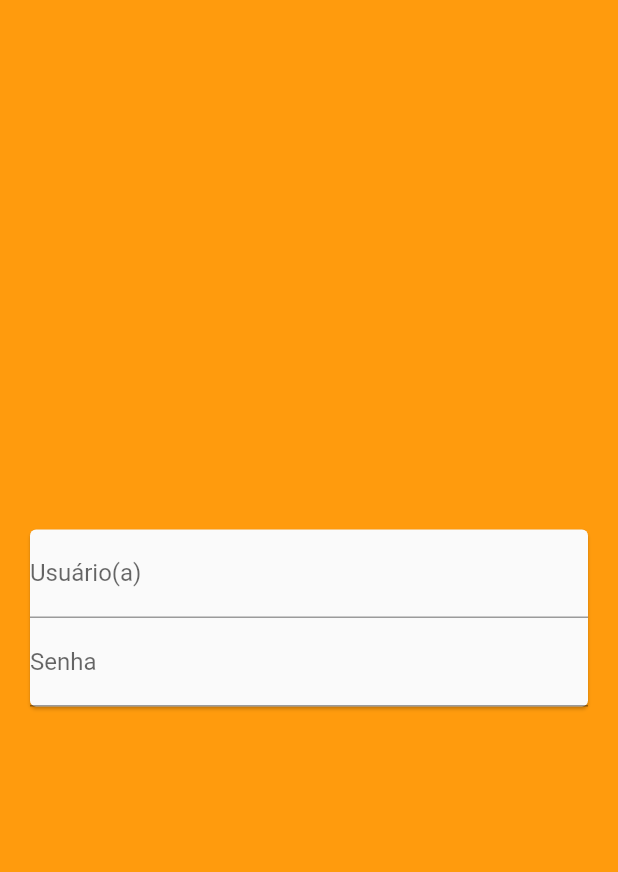
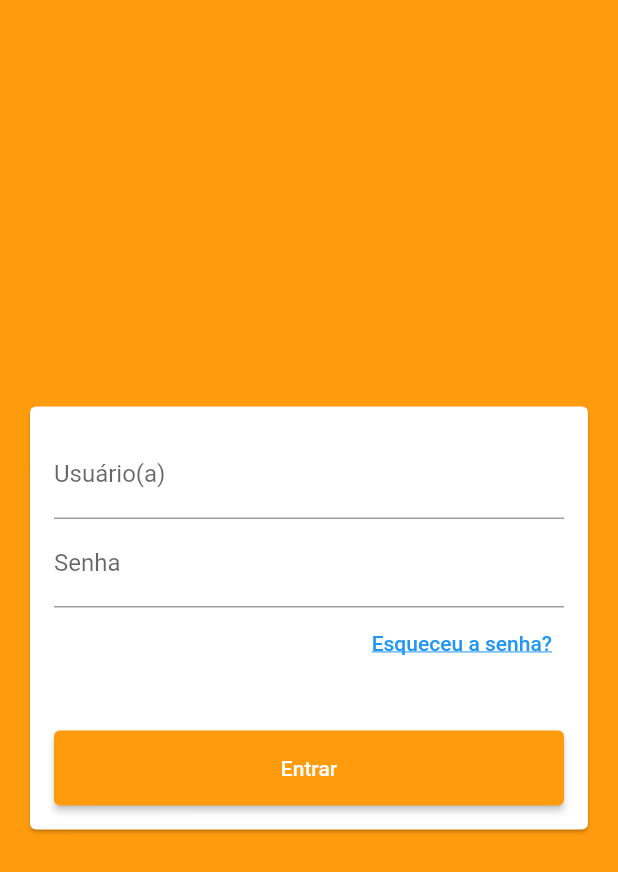
Before and after one commit to Kelvisck/PatoBurguer, a Flutter app: the logPage screen opened directly, on a phone screen of 412 x 824 dp. Shown: the top 872 px of the screen. Run offline on Flutter 3.47's test engine with Material 2 defaults, Android fonts, the phone set to English and light mode, and no system bars; our stand-ins replace google_sign_in.

Commit message:
feat: adicionado botões da tela de login

```diff
--- a/lib/main.dart
+++ b/lib/main.dart
@@ -2,6 +2,7 @@ import 'package:flutter/material.dart';
 import 'package:pato_burguer/TelaLog.dart';
 import 'package:pato_burguer/adm_page.dart';
 import 'package:pato_burguer/log_page.dart';
+import 'package:google_sign_in/google_sign_in.dart';
 
 void main() {
   runApp(const MyApp());
@@ -15,7 +16,7 @@ class MyApp extends StatelessWidget {
     Color minhaCor = const Color(0xFF9B0D);
     return MaterialApp(
       title: "testando",
-      home: AdmPage(),
+      home: logPage(),
     );
   }
 }
--- a/lib/telaLog.dart
+++ b/lib/telaLog.dart
@@ -1,30 +1,65 @@
 import 'package:flutter/material.dart';
 import 'package:google_sign_in/google_sign_in.dart';
+import 'package:pato_burguer/assets/constantes.dart';
 
 GoogleSignIn _googleSignIn = GoogleSignIn(
-              scopes:[
-              'email',
-              'https://www.googleapis.com/auth/contacts.readonly'],
+  scopes: ['email', 'https://www.googleapis.com/auth/contacts.readonly'],
 );
 
-class Login extends StatelessWidget{
+class Login extends StatelessWidget {
+  final Widget textoBotao = Positioned(
+    top: 10,
+    left: 30,
+    child: TextButton(
+      onPressed: () {},
+      child: Text(
+        'Esqueceu a senha?',
+        style: TextStyle(decoration: TextDecoration.underline),
+      ),
+    ),
+  );
   @override
   Widget build(BuildContext context) {
     // TODO: implement build
-    return Card(
+    return Column(
+      children: [
+        Container(
+          // width: 380,
+          //height: 346,
+          child: Card(
             margin: const EdgeInsets.all(20),
-      color: Color(0xFFFAFAFA),
-      //child: Padding (const EdgeInsets.all(16)),
+            child: Padding(
+                padding: const EdgeInsets.all(16),
                 child: Form(
                     child: Column(
                   children: [
-            TextFormField(decoration: InputDecoration(labelText:"Usuário(a)" )
+                    TextFormField(
+                        decoration: InputDecoration(labelText: "Usuário(a)")),
+                    TextFormField(
+                        decoration: InputDecoration(labelText: "Senha")),
+                    Stack(
+                      children: [
+                        Align(
+                          alignment: Alignment.topRight,
+                          child: textoBotao,
+                        )
+                      ],
                     ),
-            TextFormField(decoration: InputDecoration(labelText:"Senha" )
+                    SizedBox(height: 34),
+                    ElevatedButton(
+                      onPressed: () {},
+                      child: Text('Entrar'),
+                      style: ButtonStyle(
+                          fixedSize:
+                              MaterialStateProperty.all<Size>(Size(400, 50)),
+                          backgroundColor: MaterialStatePropertyAll<Color>(
+                              Constantes.corFundo)),
                     ),
                   ],
-        )
-      )
+                ))),
+          ),
+        ),
+      ],
     );
   }
 }
```
Lines whose indentation alone changed are shown as unchanged.
